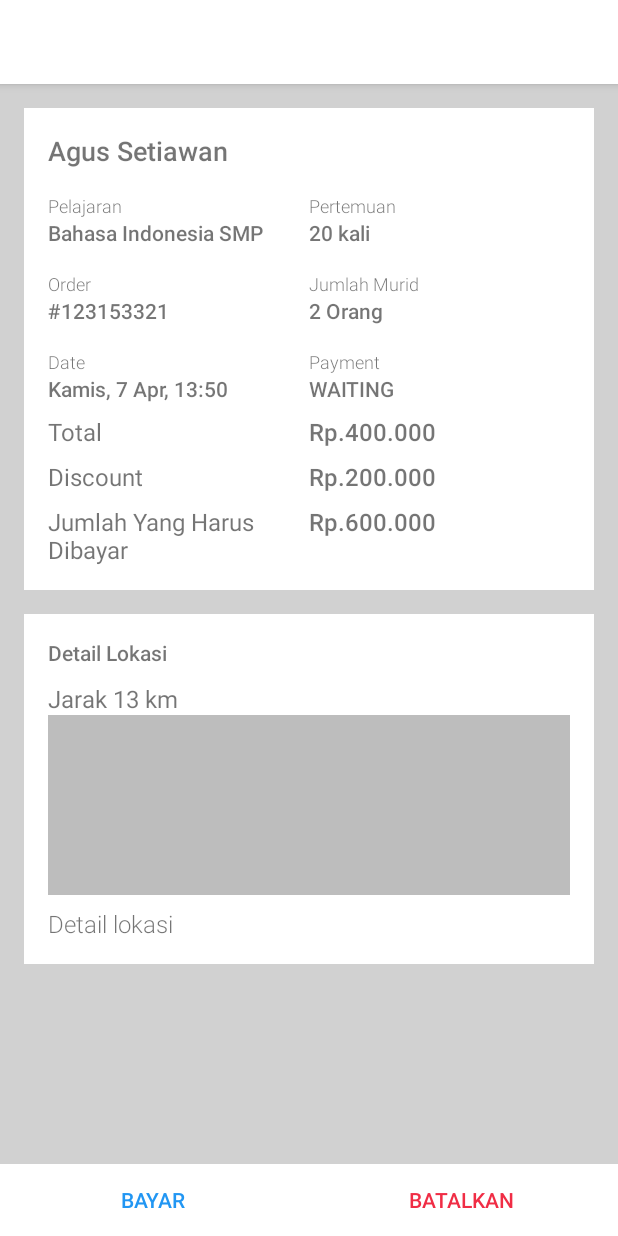
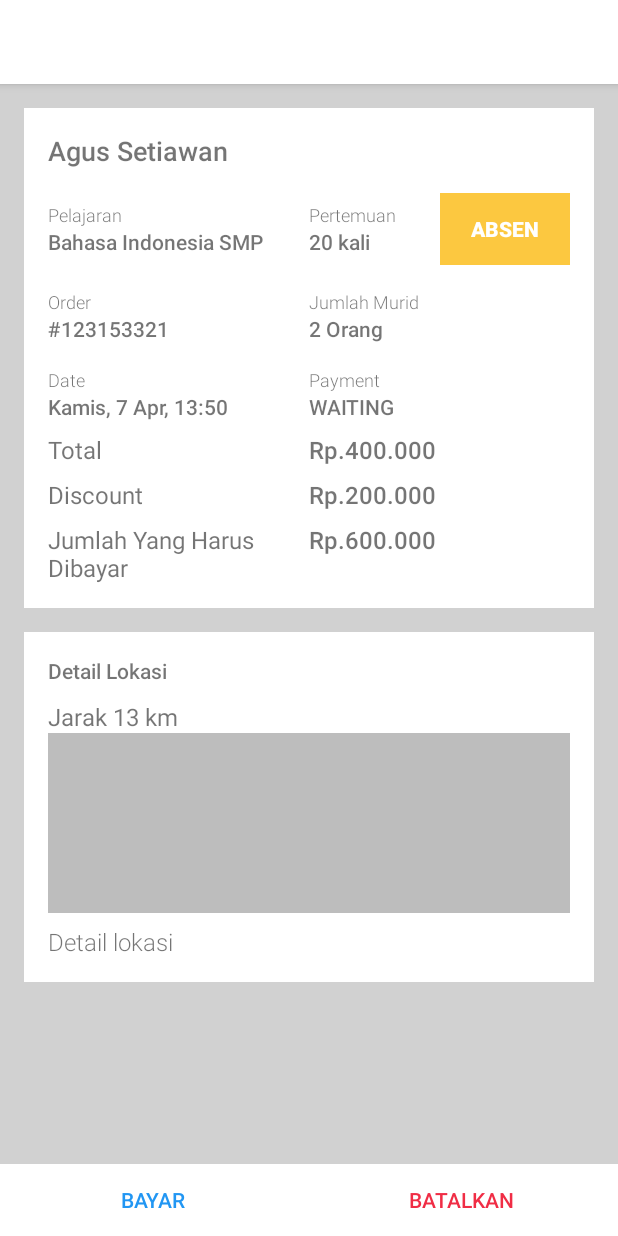
Before and after one commit to sidrive/lesgoodSiswa, an Android app: the layout activity_order_detail.xml on its own in the app's theme, with its tools: preview values and no code run, on a phone screen of 412 x 824 dp. Run offline under Robolectric (Android 15) with nearby library versions, the phone set to English and light mode, and no system bars.

Commit message:
add fiture absents siswa

```diff
--- a/app/src/main/java/com/lesgood/app/data/remote/UserService.java
+++ b/app/src/main/java/com/lesgood/app/data/remote/UserService.java
@@ -137,6 +137,7 @@ public class UserService {
     }
     //userreview
 
+
     //userprestasi
 
     public DatabaseReference getUserPrestasi(String uid){
--- a/app/src/main/res/layout/activity_order_detail.xml
+++ b/app/src/main/res/layout/activity_order_detail.xml
@@ -45,7 +45,7 @@
     </ScrollView>
 
     <LinearLayout
-        android:id="@+id/linearLayout"
+        android:id="@+id/lin_action"
         android:layout_width="match_parent"
         android:layout_height="49dp"
         android:layout_gravity="bottom"
@@ -57,7 +57,6 @@
             android:layout_height="1dp"
             android:background="@color/colorShadow2" />
         <include layout="@layout/include_buttom_bayar_batalkan"/>
-        <include layout="@layout/include_buttom_absen"/>
     </LinearLayout>
 
     <include layout="@layout/view_progress"/>
--- a/app/src/main/res/layout/include_buttom_absen.xml
+++ b/app/src/main/res/layout/include_buttom_absen.xml
@@ -1,6 +1,7 @@
 <?xml version="1.0" encoding="utf-8"?>
 <LinearLayout xmlns:android="http://schemas.android.com/apk/res/android"
   android:id="@+id/lyt_btn_absen"
+  android:background="@color/colorPrimary"
   android:orientation="vertical"
   android:visibility="visible"
   android:gravity="center_horizontal"
@@ -8,11 +9,12 @@
   android:layout_height="wrap_content">
     <Button
       android:id="@+id/btn_absent"
+      android:textStyle="bold"
       style="@style/Base.Widget.AppCompat.Button.Borderless"
       android:layout_width="match_parent"
       android:layout_height="wrap_content"
       android:layout_weight="1"
       android:text="Absen"
       android:textAllCaps="true"
-      android:textColor="@color/colorAccent" />
+      android:textColor="@color/colorWhite" />
 </LinearLayout>
--- a/app/src/main/res/layout/include_buttom_bayar_batalkan.xml
+++ b/app/src/main/res/layout/include_buttom_bayar_batalkan.xml
@@ -1,6 +1,6 @@
 <?xml version="1.0" encoding="utf-8"?>
 <LinearLayout xmlns:android="http://schemas.android.com/apk/res/android"
-  android:id="@+id/lin_action"
+
   android:layout_width="match_parent"
   android:layout_height="wrap_content"
   android:orientation="horizontal">
--- a/app/src/main/res/layout/include_detail_order_detail.xml
+++ b/app/src/main/res/layout/include_detail_order_detail.xml
@@ -32,8 +32,9 @@
       android:orientation="horizontal">
 
       <LinearLayout
+        android:gravity="center|center_vertical"
         android:layout_width="match_parent"
-        android:layout_height="wrap_content"
+        android:layout_height="match_parent"
         android:layout_marginTop="@dimen/activity_margin"
         android:layout_weight="1"
         android:orientation="vertical">
@@ -59,15 +60,20 @@
         android:layout_height="wrap_content"
         android:layout_marginTop="@dimen/activity_margin"
         android:layout_weight="1"
+        android:weightSum="2"
+        android:orientation="horizontal">
+        <LinearLayout
+          android:gravity="center|center_vertical"
+          android:layout_weight="1"
+          android:layout_width="match_parent"
+          android:layout_height="match_parent"
           android:orientation="vertical">
-
           <com.lesgood.app.util.TypefacedTextView
             android:layout_width="match_parent"
             android:layout_height="wrap_content"
             android:text="Pertemuan"
             android:textSize="12sp"
             app:typeface="Roboto-Light.ttf" />
-
           <com.lesgood.app.util.TypefacedTextView
             android:id="@+id/txt_pertemuan"
             android:layout_width="match_parent"
@@ -75,6 +81,15 @@
             android:text="20 kali"
             android:textSize="14sp"
             app:typeface="Roboto-Medium.ttf" />
+        </LinearLayout>
+        <LinearLayout
+          android:gravity="center"
+          android:layout_weight="1"
+          android:layout_width="match_parent"
+          android:layout_height="wrap_content">
+          <include layout="@layout/include_buttom_absen"/>
+        </LinearLayout>
+
       </LinearLayout>
     </LinearLayout>
 
```
Also changed, not shown: app/src/main/java/com/lesgood/app/data/remote/OrderService.java (+8 -0 lines), app/src/main/java/com/lesgood/app/ui/order_detail/OrderDetailActivity.java (+17 -7 lines), app/src/main/java/com/lesgood/app/ui/order_detail/OrderDetailPresenter.java (+39 -3 lines), app/src/main/java/com/lesgood/app/util/AppUtils.java (+16 -1 lines). Lines whose indentation alone changed are shown as unchanged.
